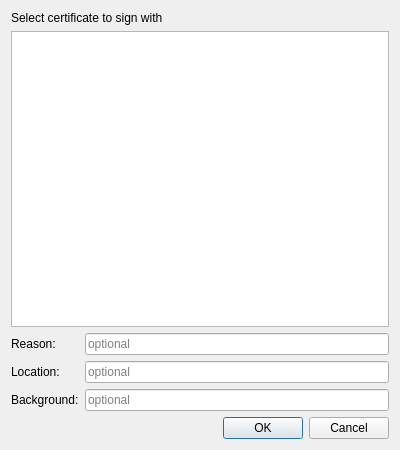
First picture: the form in part/selectcertificatedialog.ui, repository emtee40/okular-android-docview, before the edit.
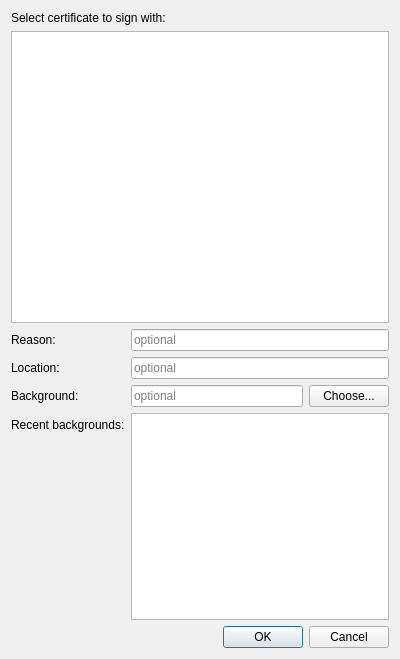
Second picture: the form after the edit. Icons and pictures are not drawn.

Commit message: Nicer image selection with recent selected entries

The edit to the form file:
```diff
--- a/part/selectcertificatedialog.ui
+++ b/part/selectcertificatedialog.ui
@@ -7,7 +7,7 @@
     <x>0</x>
     <y>0</y>
     <width>400</width>
-    <height>450</height>
+    <height>659</height>
    </rect>
   </property>
   <property name="windowTitle">
@@ -17,7 +17,7 @@
    <item>
     <widget class="QLabel" name="label">
      <property name="text">
-      <string>Select certificate to sign with</string>
+      <string>Select certificate to sign with:</string>
      </property>
     </widget>
    </item>
@@ -36,13 +36,6 @@
    </item>
    <item>
     <layout class="QFormLayout" name="formLayout">
-     <item row="0" column="1">
-      <widget class="QLineEdit" name="reasonInput">
-       <property name="placeholderText">
-        <string>optional</string>
-       </property>
-      </widget>
-     </item>
      <item row="0" column="0">
       <widget class="QLabel" name="reasonLabel">
        <property name="text">
@@ -50,11 +43,14 @@
        </property>
       </widget>
      </item>
-     <item row="1" column="1">
-      <widget class="QLineEdit" name="locationInput">
+     <item row="0" column="1">
+      <widget class="QLineEdit" name="reasonInput">
        <property name="placeholderText">
         <string>optional</string>
        </property>
+       <property name="clearButtonEnabled">
+        <bool>true</bool>
+       </property>
       </widget>
      </item>
      <item row="1" column="0">
@@ -64,6 +60,16 @@
        </property>
       </widget>
      </item>
+     <item row="1" column="1">
+      <widget class="QLineEdit" name="locationInput">
+       <property name="placeholderText">
+        <string>optional</string>
+       </property>
+       <property name="clearButtonEnabled">
+        <bool>true</bool>
+       </property>
+      </widget>
+     </item>
      <item row="2" column="0">
       <widget class="QLabel" name="backgroundLabel">
        <property name="text">
@@ -72,12 +78,45 @@
       </widget>
      </item>
      <item row="2" column="1">
-      <widget class="QLineEdit" name="backgroundInput">
-       <property name="placeholderText">
-        <string>optional</string>
+      <layout class="QHBoxLayout" name="horizontalLayout">
+       <item>
+        <widget class="QLineEdit" name="backgroundInput">
+         <property name="placeholderText">
+          <string>optional</string>
+         </property>
+         <property name="clearButtonEnabled">
+          <bool>true</bool>
+         </property>
+        </widget>
+       </item>
+       <item>
+        <widget class="QPushButton" name="backgroundButton">
+         <property name="text">
+          <string>Choose...</string>
+         </property>
+         <property name="icon">
+          <iconset theme="folder-image"/>
+         </property>
+        </widget>
+       </item>
+      </layout>
+     </item>
+     <item row="3" column="0">
+      <widget class="QLabel" name="recentLabel">
+       <property name="text">
+        <string>Recent backgrounds:</string>
+       </property>
+       <property name="textFormat">
+        <enum>Qt::AutoText</enum>
+       </property>
+       <property name="wordWrap">
+        <bool>false</bool>
        </property>
       </widget>
      </item>
+     <item row="3" column="1">
+      <widget class="QListView" name="recentBackgrounds"/>
+     </item>
     </layout>
    </item>
    <item>
```
The commit also changes 1 other file.
